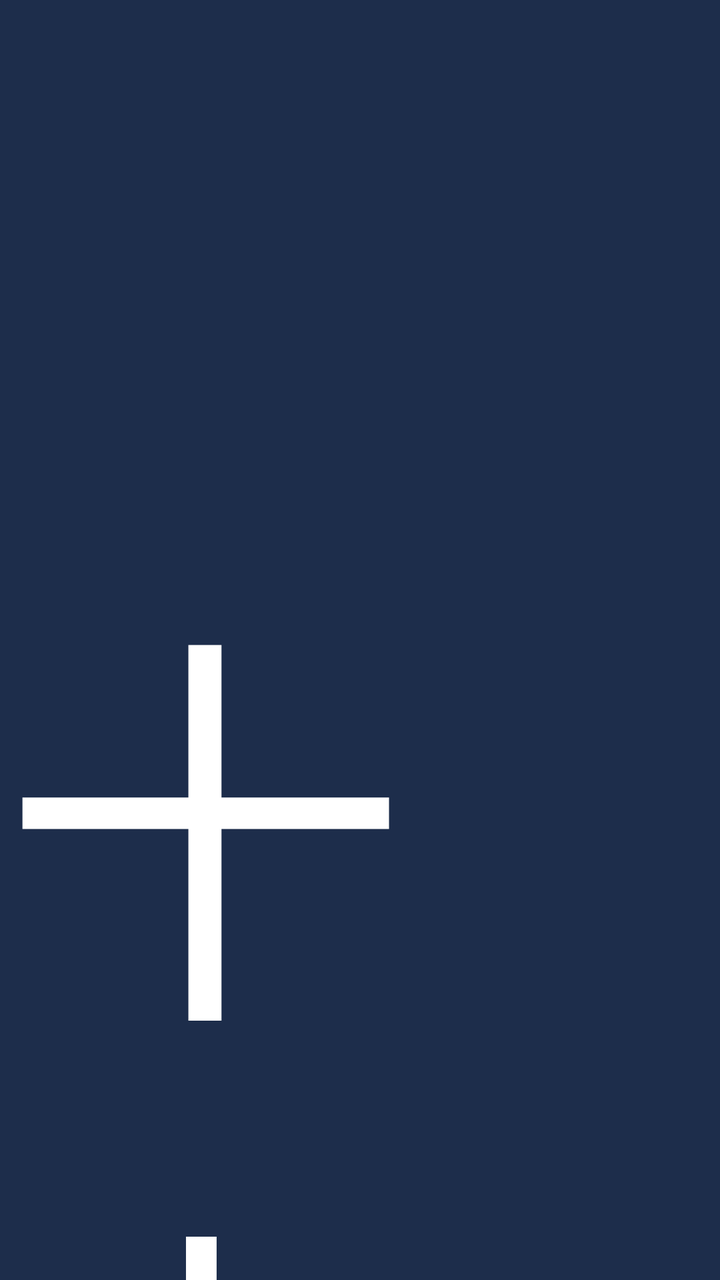
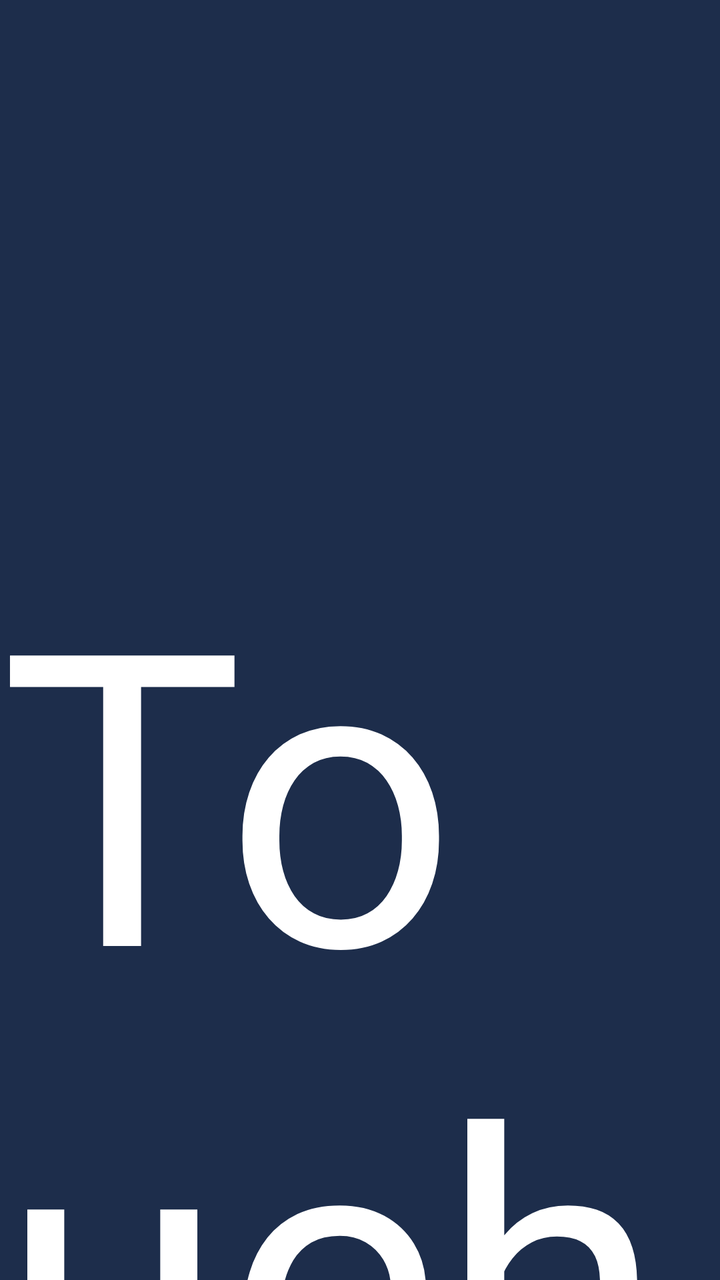

The first picture is an Android layout as it rendered before a commit; the second is the same layout after the commit. The layout source and the unified diff follow.
<!-- AndroidManifest.xml: application theme NoTitle -->
<!-- res/layout/activity_show_view_three.xml -->
<?xml version="1.0" encoding="utf-8"?>
<RelativeLayout xmlns:android="http://schemas.android.com/apk/res/android"
    android:layout_width="match_parent"
    android:layout_height="match_parent"
    android:background="@color/colorMain">

    <TextView
        android:layout_width="wrap_content"
        android:layout_height="wrap_content"
        android:layout_centerHorizontal="true"
        android:layout_marginTop="44mm"
        android:text="十点触摸"
        android:textColor="@color/white"
        android:textSize="35mm" />

    <FrameLayout
        android:id="@+id/myontouchview"
        android:layout_width="match_parent"
        android:layout_height="800mm"
        android:layout_centerInParent="true"
        android:layout_marginLeft="200mm"
        android:layout_marginRight="200mm"

        android:visibility="gone" />

    <RelativeLayout
        android:layout_width="match_parent"
        android:layout_height="wrap_content"
        android:layout_centerVertical="true"
        android:layout_marginLeft="300mm"
        android:layout_marginTop="50mm"
        android:layout_marginRight="300mm">

        <Button
            android:id="@+id/failure_bu"
            android:layout_width="wrap_content"
            android:layout_height="wrap_content"
            android:layout_alignParentLeft="true"
            android:background="@drawable/r_button_bg"
            android:text="@string/Failed"
            android:textAllCaps="false"
            android:textColor="@color/white"
            android:textSize="15mm" />

        <TextView
            android:id="@+id/redo_bu"
            android:layout_width="wrap_content"
            android:layout_height="wrap_content"
            android:layout_centerInParent="true"
            android:text="@string/Restart"
            android:textColor="@color/colorMainButton"
            android:textSize="21mm" />

        <Button
            android:textAllCaps="false"
            android:id="@+id/through_bu"
            android:layout_width="wrap_content"
            android:layout_height="wrap_content"
            android:layout_alignParentRight="true"
            android:background="@drawable/r_button_bg"
            android:text="@string/Passed"
            android:textColor="@color/white"
            android:textSize="15mm" />
    </RelativeLayout>

</RelativeLayout>
<!-- resources referenced by this layout -->
<resources>
  <color name="colorMain">#1D2D4B</color>
  <color name="colorMainButton">#0091FF</color>
  <color name="white">#FFFFFFFF</color>
  <!-- drawable r_button_bg (drawable) -->
  <?xml version="1.0" encoding="utf-8"?>
  <shape
      xmlns:android="http://schemas.android.com/apk/res/android">
      
      <solid
          android:color="@color/colorMainButton" />
      
      <stroke
          android:width="1dp"
          android:color="@color/colorMainButton" />
      
      <size android:height="4mm"/>
      
      <corners
          android:radius="7dp"/>
  
  </shape>
  <string name="Failed">Failed</string>
  <string name="Passed">Passed</string>
  <string name="Restart">Restart</string>
  <style name="NoTitle" parent="Theme.AppCompat.Light.NoActionBar">
          <item name="colorPrimary">@color/colorMain</item>
          <item name="colorPrimaryDark">@color/colorMain</item>
          <item name="colorAccent">@color/colorMain</item>
      </style>
</resources>

<!-- the commit's change to res/layout/activity_show_view_three.xml (unified diff, before → after) -->
@@ -9,7 +9,7 @@
         android:layout_height="wrap_content"
         android:layout_centerHorizontal="true"
         android:layout_marginTop="44mm"
-        android:text="十点触摸"
+        android:text="@string/touch_name_tile"
         android:textColor="@color/white"
         android:textSize="35mm" />
 
<!-- resource entries referenced after the edit -->
@@ -24,6 +24,7 @@
   <string name="Failed">Failed</string>
   <string name="Passed">Passed</string>
   <string name="Restart">Restart</string>
+  <string name="touch_name_tile">Touch test </string>
   <style name="NoTitle" parent="Theme.AppCompat.Light.NoActionBar">
           <item name="colorPrimary">@color/colorMain</item>
           <item name="colorPrimaryDark">@color/colorMain</item>
